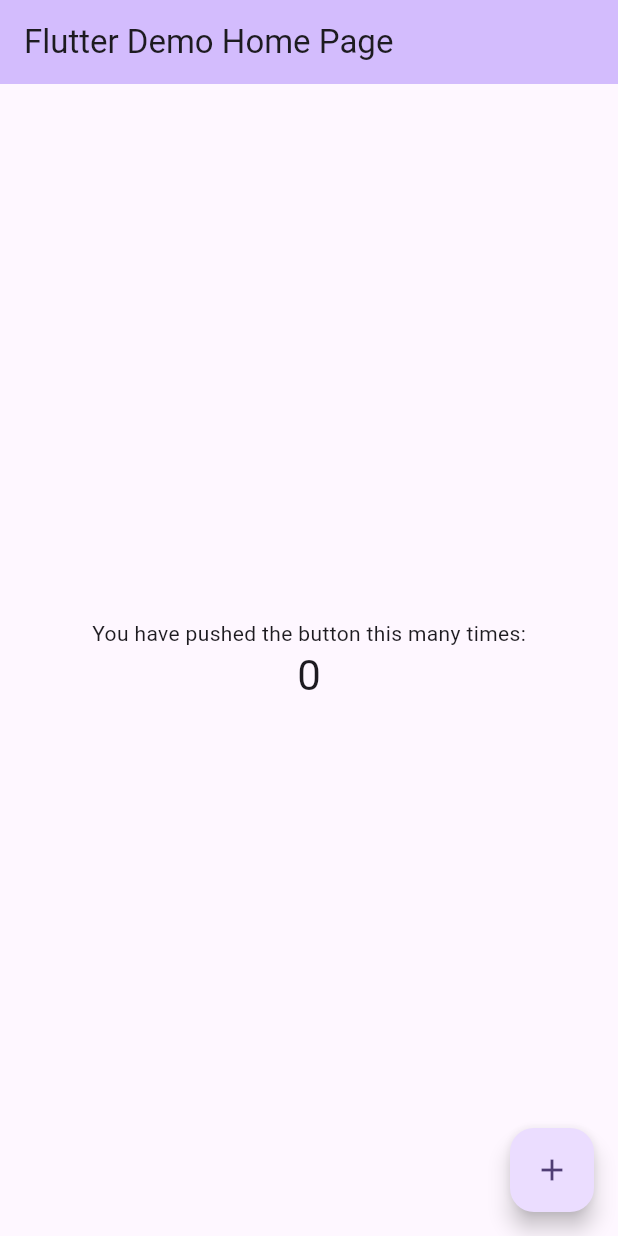
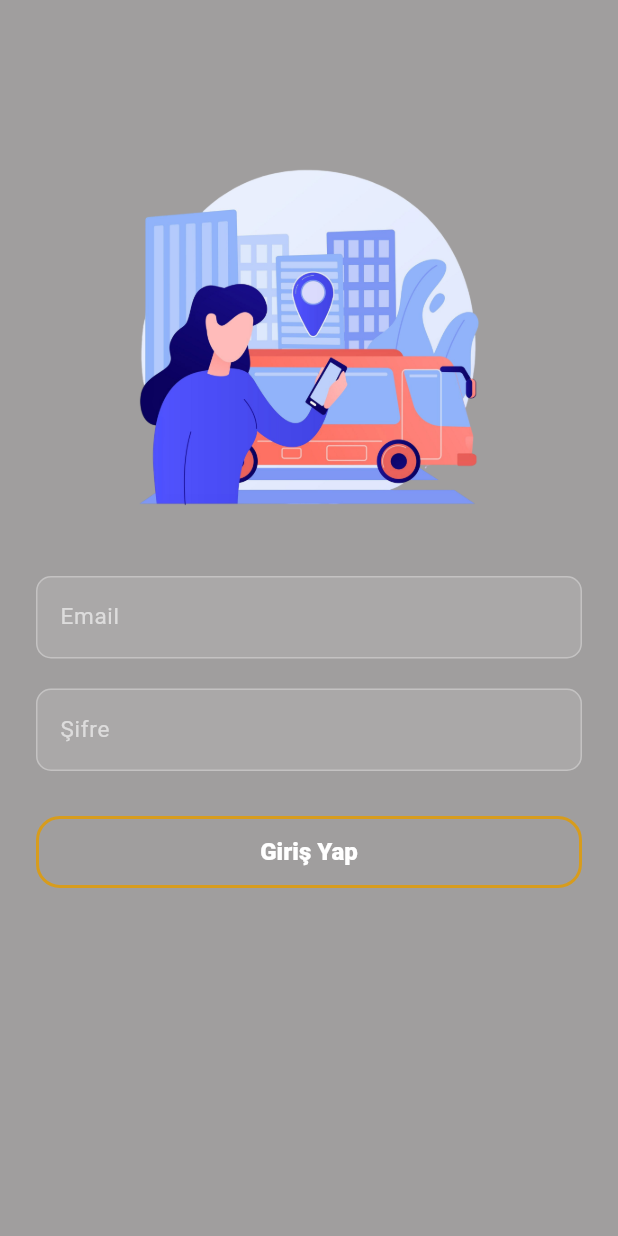
Before and after one commit to DeryaTelli/mersin_map_follow_app, a Flutter app: the screen it shows after launch, on a phone screen of 412 x 824 dp. Run offline on Flutter 3.47's test engine with Material 3 defaults, Android fonts, the phone set to English and light mode, and no system bars; Roboto replaces fonts that are missing (Nunito).

Commit message:
complete login pages and set the theme

```diff
--- a/lib/main.dart
+++ b/lib/main.dart
@@ -1,4 +1,6 @@
 import 'package:flutter/material.dart';
+import 'package:mersin_map_follow_app/utility/constant/color/colors.dart';
+import 'package:mersin_map_follow_app/view/login_view.dart';
 
 void main() {
   runApp(const MyApp());
@@ -6,117 +8,15 @@ void main() {
 
 class MyApp extends StatelessWidget {
   const MyApp({super.key});
-
-  // This widget is the root of your application.
   @override
   Widget build(BuildContext context) {
     return MaterialApp(
-      title: 'Flutter Demo',
+      debugShowCheckedModeBanner: false,
       theme: ThemeData(
-        // This is the theme of your application.
-        //
-        // TRY THIS: Try running your application with "flutter run". You'll see
-        // the application has a purple toolbar. Then, without quitting the app,
-        // try changing the seedColor in the colorScheme below to Colors.green
-        // and then invoke "hot reload" (save your changes or press the "hot
-        // reload" button in a Flutter-supported IDE, or press "r" if you used
-        // the command line to start the app).
-        //
-        // Notice that the counter didn't reset back to zero; the application
-        // state is not lost during the reload. To reset the state, use hot
-        // restart instead.
-        //
-        // This works for code too, not just values: Most code changes can be
-        // tested with just a hot reload.
-        colorScheme: ColorScheme.fromSeed(seedColor: Colors.deepPurple),
+        colorScheme: ColorScheme.fromSeed(seedColor: AppColors.primaryColor),
+        scaffoldBackgroundColor: AppColors.background,
       ),
-      home: const MyHomePage(title: 'Flutter Demo Home Page'),
+      home: LoginView(),
     );
   }
 }
-
-class MyHomePage extends StatefulWidget {
-  const MyHomePage({super.key, required this.title});
-
-  // This widget is the home page of your application. It is stateful, meaning
-  // that it has a State object (defined below) that contains fields that affect
-  // how it looks.
-
-  // This class is the configuration for the state. It holds the values (in this
-  // case the title) provided by the parent (in this case the App widget) and
-  // used by the build method of the State. Fields in a Widget subclass are
-  // always marked "final".
-
-  final String title;
-
-  @override
-  State<MyHomePage> createState() => _MyHomePageState();
-}
-
-class _MyHomePageState extends State<MyHomePage> {
-  int _counter = 0;
-
-  void _incrementCounter() {
-    setState(() {
-      // This call to setState tells the Flutter framework that something has
-      // changed in this State, which causes it to rerun the build method below
-      // so that the display can reflect the updated values. If we changed
-      // _counter without calling setState(), then the build method would not be
-      // called again, and so nothing would appear to happen.
-      _counter++;
-    });
-  }
-
-  @override
-  Widget build(BuildContext context) {
-    // This method is rerun every time setState is called, for instance as done
-    // by the _incrementCounter method above.
-    //
-    // The Flutter framework has been optimized to make rerunning build methods
-    // fast, so that you can just rebuild anything that needs updating rather
-    // than having to individually change instances of widgets.
-    return Scaffold(
-      appBar: AppBar(
-        // TRY THIS: Try changing the color here to a specific color (to
-        // Colors.amber, perhaps?) and trigger a hot reload to see the AppBar
-        // change color while the other colors stay the same.
-        backgroundColor: Theme.of(context).colorScheme.inversePrimary,
-        // Here we take the value from the MyHomePage object that was created by
-        // the App.build method, and use it to set our appbar title.
-        title: Text(widget.title),
-      ),
-      body: Center(
-        // Center is a layout widget. It takes a single child and positions it
-        // in the middle of the parent.
-        child: Column(
-          // Column is also a layout widget. It takes a list of children and
-          // arranges them vertically. By default, it sizes itself to fit its
-          // children horizontally, and tries to be as tall as its parent.
-          //
-          // Column has various properties to control how it sizes itself and
-          // how it positions its children. Here we use mainAxisAlignment to
-          // center the children vertically; the main axis here is the vertical
-          // axis because Columns are vertical (the cross axis would be
-          // horizontal).
-          //
-          // TRY THIS: Invoke "debug painting" (choose the "Toggle Debug Paint"
-          // action in the IDE, or press "p" in the console), to see the
-          // wireframe for each widget.
-          mainAxisAlignment: MainAxisAlignment.center,
-          children: <Widget>[
-            const Text('You have pushed the button this many times:'),
-            Text(
-              '$_counter',
-              style: Theme.of(context).textTheme.headlineMedium,
-            ),
-          ],
-        ),
-      ),
-      floatingActionButton: FloatingActionButton(
-        onPressed: _incrementCounter,
-        tooltip: 'Increment',
-        child: const Icon(Icons.add),
-      ), // This trailing comma makes auto-formatting nicer for build methods.
-    );
-  }
-}
--- /dev/null
+++ b/lib/utility/constant/color/colors.dart
@@ -0,0 +1,6 @@
+import 'package:flutter/material.dart';
+
+class AppColors {
+  static const Color background = Color(0xFFA09E9E);
+  static const Color primaryColor = Color(0xFFD79C1D);
+}
--- /dev/null
+++ b/lib/utility/constant/theme/button_theme.dart
@@ -0,0 +1,9 @@
+import 'package:flutter/material.dart';
+import 'package:mersin_map_follow_app/utility/constant/color/colors.dart';
+
+class AppButtonTheme {
+  static const Color primaryColor = AppColors.primaryColor;
+  static const Color textColor = Colors.white;
+  static const double borderRadius = 16;
+  static const double horizontalPadding = 14;
+}
--- /dev/null
+++ b/lib/utility/constant/theme/text_theme.dart
@@ -0,0 +1,60 @@
+import 'package:flutter/material.dart';
+
+class AppTextStyle {
+  static TextStyle nunitoSemiBold20White40 = TextStyle(
+    fontFamily: 'Nunito',
+    fontWeight: FontWeight.w400,
+    fontSize: 15,
+    color: Colors.white60,
+  );
+
+  static const TextStyle nunitoExtraBold16White = TextStyle(
+    fontFamily: 'Nunito',
+    fontWeight: FontWeight.w800,
+    fontSize: 16,
+    height: 20 / 16,
+    letterSpacing: 0,
+    color: Colors.white,
+  );
+
+  static const TextStyle nunitoRegular14_12Gray = TextStyle(
+    fontFamily: 'Nunito',
+    fontWeight: FontWeight.w400,
+    fontSize: 14.12,
+    height: 18.8 / 14.12,
+    letterSpacing: -0.23,
+    color: Color(0xFF8E8E93),
+  );
+
+  static const TextStyle orelegaOneRegular20Purple = TextStyle(
+    fontFamily: 'Orelega One',
+    fontWeight: FontWeight.w400,
+    fontSize: 20,
+    letterSpacing: 0,
+    color: Color(0xFFEDE0F6),
+  );
+
+  static const TextStyle nunitoRegular14Purple = TextStyle(
+    fontFamily: 'Nunito',
+    fontWeight: FontWeight.w400,
+    fontSize: 14,
+    letterSpacing: 0,
+    color: Color(0xFFEDE0F6),
+  );
+
+  static const TextStyle nunitoBold16White = TextStyle(
+    fontFamily: 'Nunito',
+    fontWeight: FontWeight.w700,
+    fontSize: 16,
+    letterSpacing: 0,
+    color: Colors.white,
+  );
+
+  static const TextStyle nunitoSansSemiBold12Black = TextStyle(
+    fontFamily: 'Nunito Sans',
+    fontWeight: FontWeight.w600,
+    fontSize: 12,
+    letterSpacing: 1,
+    color: Color(0xFF1E2022),
+  );
+}
--- /dev/null
+++ b/lib/utility/constant/widget/custom_button.dart
@@ -0,0 +1,69 @@
+import 'package:flutter/material.dart';
+import 'package:mersin_map_follow_app/utility/constant/theme/button_theme.dart';
+import 'package:mersin_map_follow_app/utility/constant/theme/text_theme.dart';
+
+enum ButtonType { filled, outlined }
+
+class CustomButton extends StatelessWidget {
+  final String text;
+  final VoidCallback onPressed;
+  final ButtonType type;
+  final double height;
+  final double width;
+
+  const CustomButton({
+    super.key,
+    required this.text,
+    required this.onPressed,
+    this.type = ButtonType.outlined,
+    required this.height,
+    required this.width,
+  });
+
+  @override
+  Widget build(BuildContext context) {
+    final backgroundColor = WidgetStateProperty.resolveWith<Color?>((
+      Set<WidgetState> states,
+    ) {
+      if (type == ButtonType.outlined) {
+        return states.contains(WidgetState.pressed)
+            ? AppButtonTheme.primaryColor
+            : Colors.transparent;
+      } else {
+        return AppButtonTheme.primaryColor;
+      }
+    });
+
+    final side = WidgetStateProperty.resolveWith<BorderSide?>((
+      Set<WidgetState> states,
+    ) {
+      return type == ButtonType.outlined
+          ? BorderSide(color: AppButtonTheme.primaryColor, width: 2)
+          : BorderSide.none;
+    });
+
+    return SizedBox(
+      height: height,
+      width: width,
+      child: TextButton(
+        style: ButtonStyle(
+          animationDuration: const Duration(
+            milliseconds: 400,
+          ), // arkaplan rengi degisimi icin sure koyduk
+          backgroundColor: backgroundColor,
+          shape: WidgetStateProperty.all<RoundedRectangleBorder>(
+            RoundedRectangleBorder(
+              borderRadius: BorderRadius.circular(AppButtonTheme.borderRadius),
+            ),
+          ),
+          side: side,
+          padding: WidgetStateProperty.all<EdgeInsetsGeometry>(
+            EdgeInsets.symmetric(horizontal: AppButtonTheme.horizontalPadding),
+          ),
+        ),
+        onPressed: onPressed,
+        child: Text(text, style: AppTextStyle.nunitoExtraBold16White),
+      ),
+    );
+  }
+}
--- /dev/null
+++ b/lib/utility/constant/widget/custom_text_field.dart
@@ -0,0 +1,48 @@
+import 'package:flutter/material.dart';
+import 'package:mersin_map_follow_app/utility/constant/color/colors.dart';
+import 'package:mersin_map_follow_app/utility/constant/theme/text_theme.dart';
+
+class CustomTextField extends StatelessWidget {
+  final String hintText;
+  final TextEditingController controller;
+  final bool obscureText;
+
+  const CustomTextField({
+    super.key,
+    required this.hintText,
+    required this.controller,
+    this.obscureText = false,
+  });
+
+  @override
+  Widget build(BuildContext context) {
+    return TextField(
+      controller: controller,
+      obscureText: obscureText,
+      cursorColor: AppColors.primaryColor,
+      style: AppTextStyle.nunitoSemiBold20White40,
+      decoration: InputDecoration(
+        hintText: hintText,
+        hintStyle: const TextStyle(color: Colors.white60),
+
+        filled: true,
+        fillColor: Colors.white.withOpacity(0.1),
+        border: OutlineInputBorder(
+          borderRadius: BorderRadius.circular(10),
+          borderSide: const BorderSide(color: Colors.white70),
+        ),
+        enabledBorder: OutlineInputBorder(
+          borderRadius: BorderRadius.circular(10),
+          borderSide: const BorderSide(color: Colors.white30),
+        ),
+        focusedBorder: OutlineInputBorder(
+          borderRadius: BorderRadius.circular(10),
+          borderSide: const BorderSide(
+            color: AppColors.primaryColor, // Butonla aynı renk
+            width: 2,
+          ),
+        ),
+      ),
+    );
+  }
+}
--- /dev/null
+++ b/lib/view/login_view.dart
@@ -0,0 +1,53 @@
+import 'package:flutter/material.dart';
+import 'package:mersin_map_follow_app/utility/constant/widget/custom_button.dart';
+import 'package:mersin_map_follow_app/utility/constant/widget/custom_text_field.dart';
+import '../viewmodel/login_viewmodel.dart';
+
+class LoginView extends StatefulWidget {
+  const LoginView({super.key});
+
+  @override
+  State<LoginView> createState() => _LoginViewState();
+}
+
+class _LoginViewState extends State<LoginView> {
+  final LoginViewModel _viewModel = LoginViewModel();
+
+  @override
+  Widget build(BuildContext context) {
+    return Scaffold(
+      resizeToAvoidBottomInset: true,
+      body: SingleChildScrollView(
+        child: Padding(
+          padding: const EdgeInsets.all(24.0),
+          child: Column(
+            children: [
+              const SizedBox(height: 50),
+              Image.asset('assets/images/loginPicture.png', height: 300),
+              const SizedBox(height: 10),
+              CustomTextField(
+                hintText: 'Email',
+                controller: _viewModel.emailController,
+              ),
+              const SizedBox(height: 20),
+              CustomTextField(
+                hintText: 'Şifre',
+                controller: _viewModel.passwordController,
+                obscureText: true,
+              ),
+              const SizedBox(height: 30),
+              CustomButton(
+                height: 48,
+                width: double.infinity,
+                text: 'Giriş Yap',
+                onPressed: () {
+                  _viewModel.login();
+                },
+              ),
+            ],
+          ),
+        ),
+      ),
+    );
+  }
+}
--- /dev/null
+++ b/lib/viewmodel/login_viewmodel.dart
@@ -0,0 +1,15 @@
+import 'package:flutter/material.dart';
+
+class LoginViewModel {
+  final TextEditingController emailController = TextEditingController();
+  final TextEditingController passwordController = TextEditingController();
+
+  void login() {
+    final email = emailController.text;
+    final password = passwordController.text;
+
+    // Giriş işlemleri burada yapılır
+    debugPrint('Email: $email');
+    debugPrint('Password: $password');
+  }
+}
```
Also changed, not shown: pubspec.yaml (+4 -3 lines), assets/images/loginPicture.png (added), lib/utility/constant/theme/icon_theme.dart (added).
